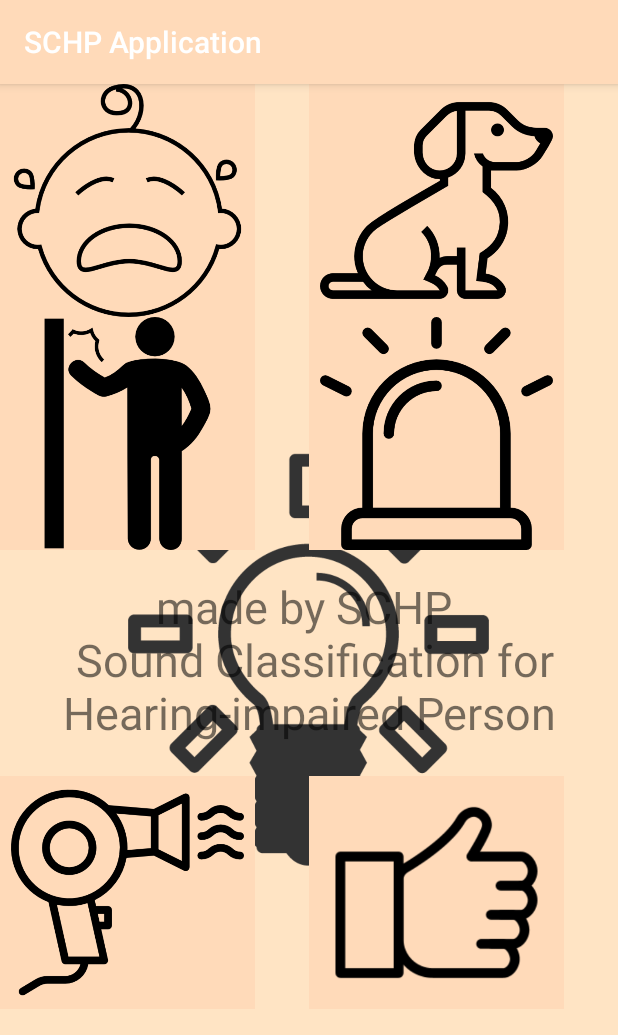
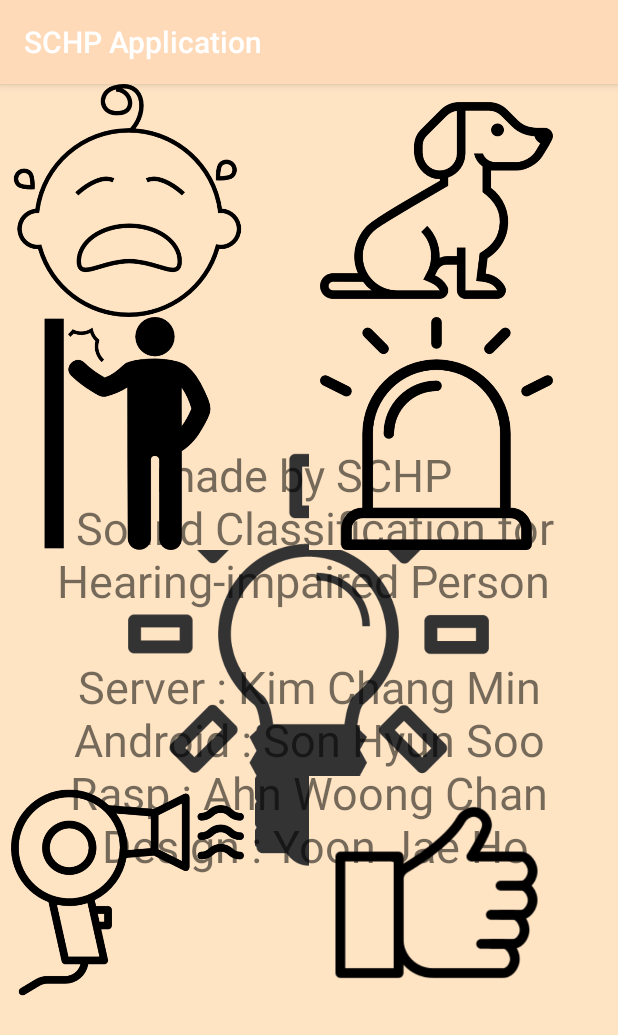
Before and after one commit to CapstoneTeam1/Application, an Android app: the screen it shows after launch (MainActivity), on a phone screen of 412 x 824 dp. Shown: the top 1035 px of the screen. Run offline under Robolectric (Android 15) with nearby library versions, the phone set to English and light mode, and no system bars.

Commit message:
vibration added

```diff
--- a/app/src/main/AndroidManifest.xml
+++ b/app/src/main/AndroidManifest.xml
@@ -3,6 +3,8 @@
     package="kr.ac.sogang.speech.shcpproject">
     <uses-permission android:name="android.permission.INTERNET" />
     <uses-permission android:name="android.permission.ACCESS_NETWORK_STATE" />
+    <uses-permission android:name="android.permission.VIBRATE"/>
+
     <application
         android:allowBackup="true"
         android:icon="@mipmap/ic_launcher"
--- a/app/src/main/java/kr/ac/sogang/speech/shcpproject/MainActivity.java
+++ b/app/src/main/java/kr/ac/sogang/speech/shcpproject/MainActivity.java
@@ -1,9 +1,11 @@
 package kr.ac.sogang.speech.shcpproject;
 
 import android.annotation.SuppressLint;
+import android.content.Context;
 import android.graphics.Color;
 import android.os.Handler;
 import android.os.Message;
+import android.os.Vibrator;
 import android.support.v4.content.res.ResourcesCompat;
 import android.support.v7.app.AppCompatActivity;
 import android.os.Bundle;
@@ -96,6 +98,9 @@ public class MainActivity extends AppCompatActivity  {
                     else
                         sound_button[i].setBackgroundColor(getResources().getColor(R.color.buttonColor));
                 }
+
+                Vibrator vibrator = (Vibrator)getSystemService(Context.VIBRATOR_SERVICE);
+                vibrator.vibrate(1000);
             }
         };
 
--- a/app/src/main/res/values/colors.xml
+++ b/app/src/main/res/values/colors.xml
@@ -3,5 +3,5 @@
     <color name="colorPrimary">#3F51B5</color>
     <color name="colorPrimaryDark">#303F9F</color>
     <color name="colorAccent">#FF4081</color>
-    <color name="buttonColor">#FFDAB9</color>
+    <color name="buttonColor">#FFE4C4</color>
 </resources>
--- a/app/src/main/res/values/strings.xml
+++ b/app/src/main/res/values/strings.xml
@@ -2,6 +2,11 @@
     <string name="app_name">SHCP project</string>
     <string name="text">
         made by SCHP \n
-        Sound Classification for Hearing-impaired Person
+        Sound Classification for Hearing-impaired Person \n\n
+
+        Server : Kim Chang Min \n
+        Android : Son Hyun Soo \n
+        Rasp : Ahn Woong Chan \n
+        Design : Yoon Jae Ho
     </string>
 </resources>
```
Also changed, not shown: 9 other files.
